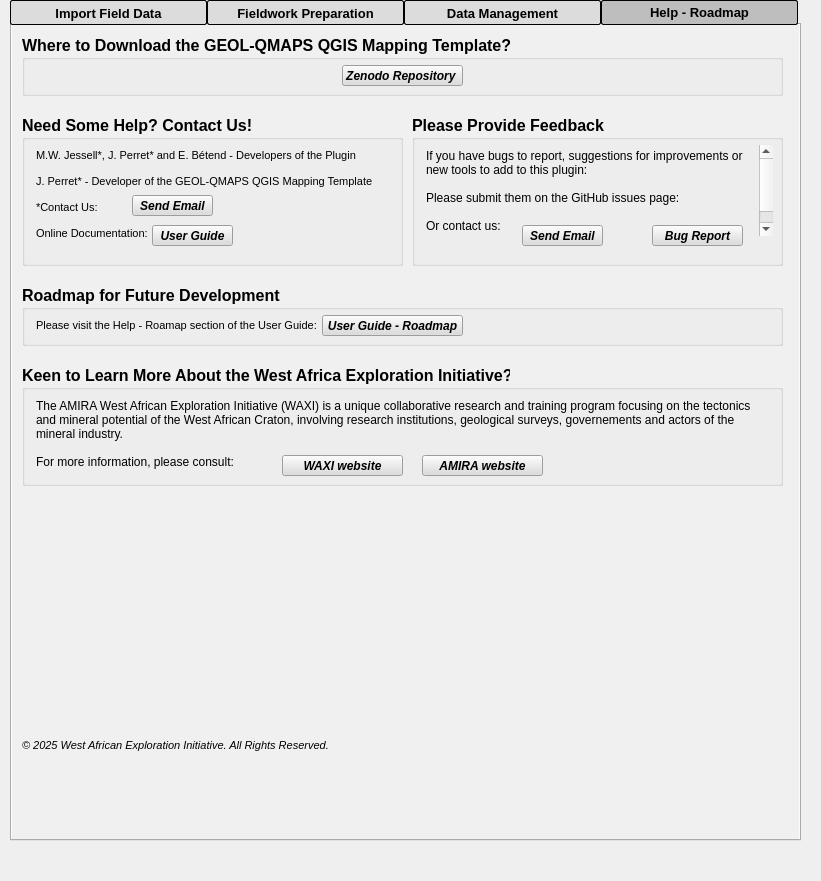
Qt form GEOL_QMAPS_dockwidget_base.ui (swaxi/GEOL-QMAPS) before a commit.
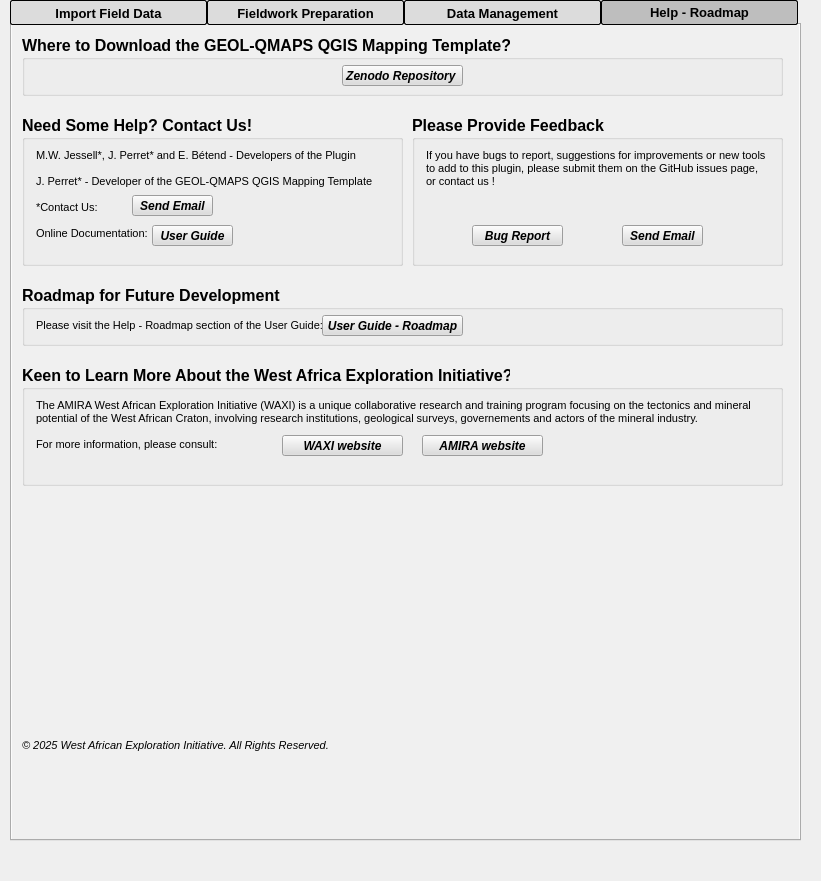
The same form after that commit. The open tabs and pages were chosen to show the change.

Diff of the .ui file:
```diff
--- a/GEOL_QMAPS_dockwidget_base.ui
+++ b/GEOL_QMAPS_dockwidget_base.ui
@@ -3698,17 +3698,24 @@
          <x>10</x>
          <y>30</y>
          <width>351</width>
-         <height>91</height>
+         <height>111</height>
         </rect>
        </property>
        <property name="font">
         <font>
          <family>Arial</family>
+         <pointsize>8</pointsize>
+         <weight>50</weight>
+         <italic>false</italic>
+         <bold>false</bold>
         </font>
        </property>
        <property name="acceptDrops">
         <bool>false</bool>
        </property>
+       <property name="autoFillBackground">
+        <bool>true</bool>
+       </property>
        <property name="styleSheet">
         <string notr="true">#plainTextEdit_9{
 
@@ -3728,17 +3735,16 @@
         <bool>true</bool>
        </property>
        <property name="plainText">
-        <string>If you have bugs to report, suggestions for improvements or new tools to add to this plugin:
-
-Please submit them on the GitHub issues page:
-
-Or contact us: </string>
+        <string>If you have bugs to report, suggestions for improvements or new tools to add to this plugin, please submit them on the GitHub issues page, or contact us !</string>
+       </property>
+       <property name="backgroundVisible">
+        <bool>true</bool>
        </property>
       </widget>
       <widget class="QPushButton" name="pushButton_23">
        <property name="geometry">
         <rect>
-         <x>240</x>
+         <x>60</x>
          <y>110</y>
          <width>91</width>
          <height>21</height>
@@ -3758,7 +3764,7 @@
       <widget class="QPushButton" name="pushButton_28">
        <property name="geometry">
         <rect>
-         <x>110</x>
+         <x>210</x>
          <y>110</y>
          <width>81</width>
          <height>21</height>
@@ -3811,11 +3817,18 @@
        <property name="font">
         <font>
          <family>Arial</family>
+         <pointsize>8</pointsize>
+         <weight>50</weight>
+         <italic>false</italic>
+         <bold>false</bold>
         </font>
        </property>
        <property name="acceptDrops">
         <bool>false</bool>
        </property>
+       <property name="autoFillBackground">
+        <bool>true</bool>
+       </property>
        <property name="styleSheet">
         <string notr="true">#plainTextEdit_5{
 
@@ -3844,7 +3857,7 @@
        <property name="geometry">
         <rect>
          <x>260</x>
-         <y>90</y>
+         <y>70</y>
          <width>121</width>
          <height>21</height>
         </rect>
@@ -3864,7 +3877,7 @@
        <property name="geometry">
         <rect>
          <x>400</x>
-         <y>90</y>
+         <y>70</y>
          <width>121</width>
          <height>21</height>
         </rect>
@@ -4035,7 +4048,7 @@
         <bool>true</bool>
        </property>
        <property name="plainText">
-        <string>Please visit the Help - Roamap section of the User Guide:</string>
+        <string>Please visit the Help - Roadmap section of the User Guide:</string>
        </property>
        <property name="backgroundVisible">
         <bool>false</bool>
```
Left out of the diff: 13 changed lines with no effect on the pictures.
